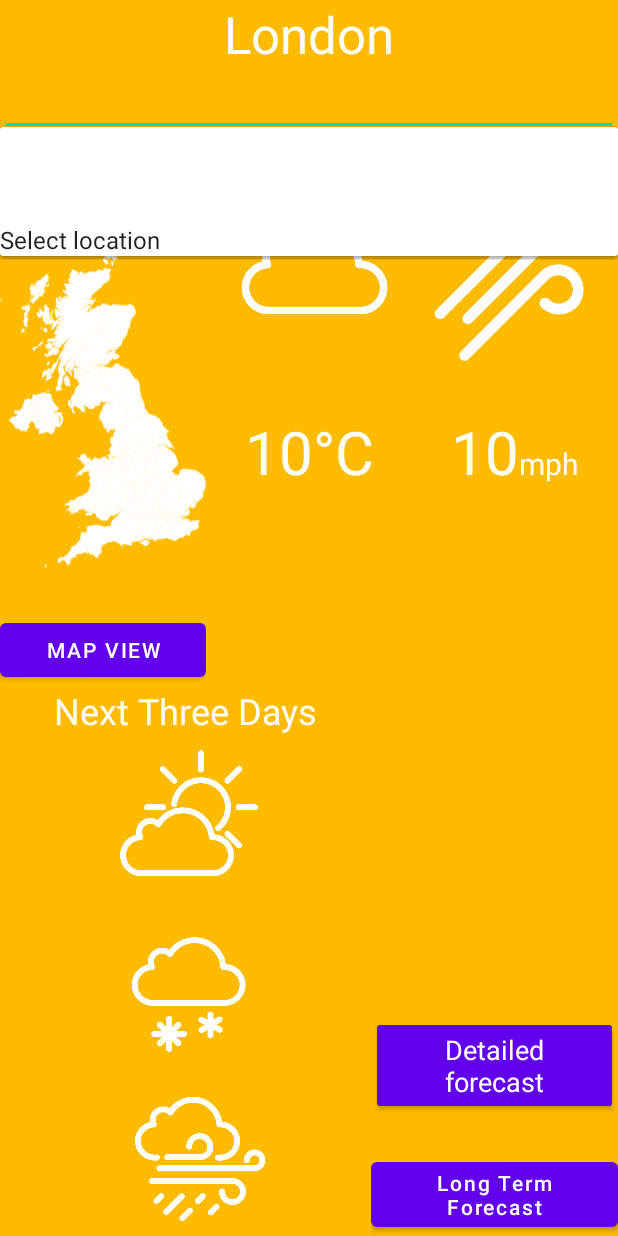
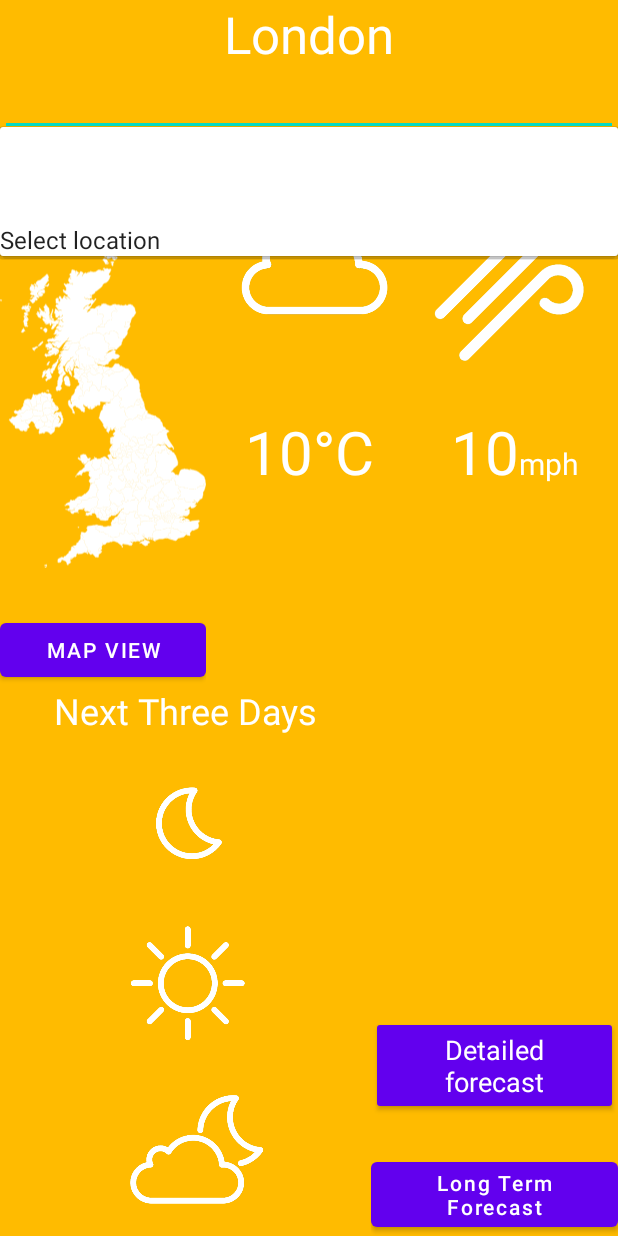
Before and after one commit to Group-51-COMP208/WeatherBroadcastApp, an Android app: the screen it shows after launch (MainActivity), on a phone screen of 412 x 824 dp. Run offline under Robolectric (Android 15) with nearby library versions, the phone set to English and light mode, and no system bars; 3 statements that could not run were skipped.

Commit message:
Set next three days icons from forecast.

```diff
--- a/app/src/main/java/com/example/weatherbroadcastapp/MainActivity.java
+++ b/app/src/main/java/com/example/weatherbroadcastapp/MainActivity.java
@@ -6,6 +6,7 @@ import android.content.Intent;
 import android.content.pm.PackageManager;
 import android.os.Bundle;
 
+import com.example.lib.DailyForecastSample;
 import com.example.lib.DetailedWeatherForecastSample;
 import com.example.lib.Location;
 import com.example.lib.LocationService;
@@ -175,13 +176,22 @@ public class MainActivity extends AppCompatActivity implements View.OnClickListe
         ImageView imageView_weatherIcon = findViewById(R.id.imageView_weatherIcon);
         textView_currentLocation.setText(locationService.getSelectedLocation().getDisplayName());
 
-        // TODO: Verify that this actually returns the current weather
         DetailedWeatherForecastSample sample = Services.get().getWeatherForecastService().getDetailedForecast(locationService.getSelectedLocation()).get(0);
         textView_currentTemperature.setText(String.format(getString(R.string.n_degrees_c), (int)sample.temperature_celsius));
         textView_currentWindSpeed.setText(String.valueOf((int)sample.windSpeed_mph));
         imageView_weatherIcon.setImageResource(WeatherIcons.getIconId(sample.weatherType));
 
         imageView_currentWindDirection.setRotation(sample.windDirection_degrees);
+
+        ImageView[] dailyIcons = {
+                findViewById(R.id.weatherIcon_day1),
+                findViewById(R.id.weatherIcon_day2),
+                findViewById(R.id.weatherIcon_day3)
+        };
+        ArrayList<DetailedWeatherForecastSample> dailyForecast = Services.get().getWeatherForecastService().getDailyForecast(locationService.getSelectedLocation());
+        for(int i = 1; i < dailyForecast.size() && i < 4; ++i) {
+            dailyIcons[i - 1].setImageResource(WeatherIcons.getIconId(dailyForecast.get(i).weatherType));
+        }
     }
 
 
```
